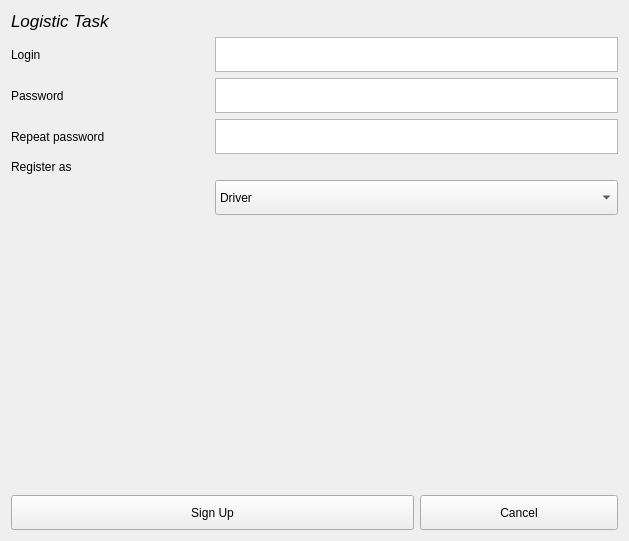
This is windows/widgets/sign_up_widget.ui in Belyashi/LogisticTask as Qt 5 draws it before an edit. The edited form follows.
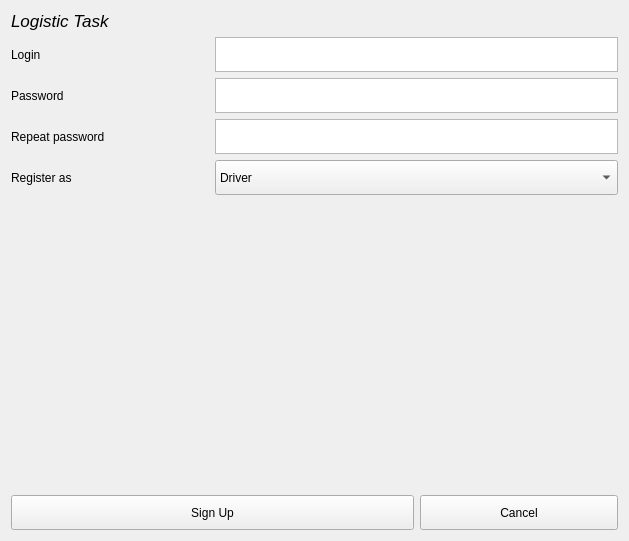
This is the edited form.

```diff
--- a/windows/widgets/sign_up_widget.ui
+++ b/windows/widgets/sign_up_widget.ui
@@ -172,7 +172,7 @@
      </property>
     </widget>
    </item>
-   <item row="4" column="0">
+   <item row="5" column="0">
     <widget class="QLabel" name="label_3">
      <property name="text">
       <string>Register as</string>
```
Left out of the diff: 2 changed lines with no effect on the pictures.
